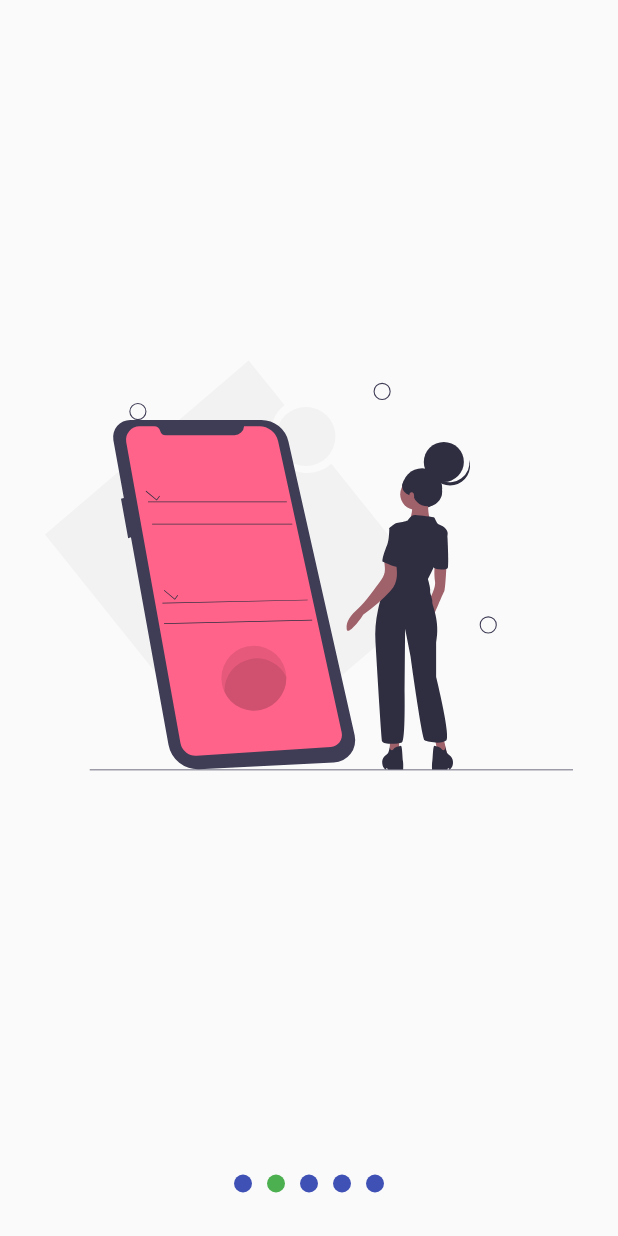
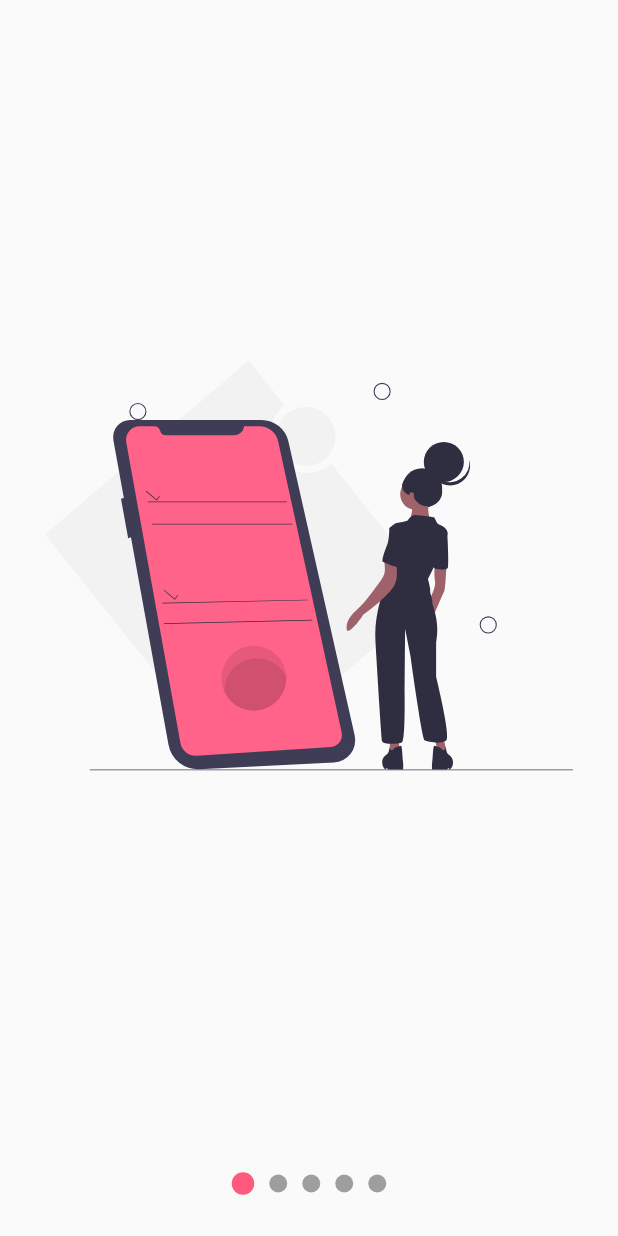
Before and after one commit to gvillegasc/header-style-flutter, a Flutter app: the screen it shows after launch, swiped to page 2, on a phone screen of 412 x 824 dp. Run offline on Flutter 3.47's test engine with Material 2 defaults, Android fonts, the phone set to English and light mode, and no system bars; our stand-ins replace flutter_svg.

```diff
--- a/lib/src/pages/slideshow_page.dart
+++ b/lib/src/pages/slideshow_page.dart
@@ -7,8 +7,9 @@ class SlideshowPage extends StatelessWidget {
   Widget build(BuildContext context) {
     return Scaffold(
         body: Slideshow(
-      colorPrimario: Colors.green,
-      colorSecundario: Colors.indigo,
+      bulletPrimario: 15,
+      bulletSecundario: 12,
+      colorPrimario: Color(0xffFF5A7E),
       slides: <Widget>[
         SvgPicture.asset('assets/svgs/slide-1.svg'),
         SvgPicture.asset('assets/svgs/slide-2.svg'),
--- a/lib/src/widgets/slideshow.dart
+++ b/lib/src/widgets/slideshow.dart
@@ -1,7 +1,6 @@
 import 'package:flutter/material.dart';
 
 import 'package:provider/provider.dart';
-import 'package:header_style/src/models/slider_model.dart';
 
 // Borrar
 
@@ -10,41 +9,68 @@ class Slideshow extends StatelessWidget {
   final bool puntosArriba;
   final Color colorPrimario;
   final Color colorSecundario;
+  final double bulletPrimario;
+  final double bulletSecundario;
 
   Slideshow(
       {@required this.slides,
       this.puntosArriba = false,
       this.colorPrimario = Colors.blue,
-      this.colorSecundario = Colors.grey});
+      this.colorSecundario = Colors.grey,
+      this.bulletPrimario = 12,
+      this.bulletSecundario = 12});
 
   @override
   Widget build(BuildContext context) {
     return ChangeNotifierProvider(
-      create: (_) => new SliderModel(),
+      create: (_) => new _SlideshowModel(),
       child: SafeArea(
-        child: Center(
-            child: Column(
-          children: <Widget>[
-            if (this.puntosArriba)
-              _Dots(
-                  this.slides.length, this.colorPrimario, this.colorSecundario),
-            Expanded(child: _Slides(this.slides)),
-            if (!this.puntosArriba)
-              _Dots(
-                  this.slides.length, this.colorPrimario, this.colorSecundario)
-          ],
+        child: Center(child: Builder(
+          builder: (BuildContext context) {
+            Provider.of<_SlideshowModel>(context).colorPrimario =
+                this.colorPrimario;
+            Provider.of<_SlideshowModel>(context).colorSecundario =
+                this.colorSecundario;
+
+            Provider.of<_SlideshowModel>(context).bulletPrimario =
+                this.bulletPrimario;
+            Provider.of<_SlideshowModel>(context).bulletSecundario =
+                this.bulletSecundario;
+            return _CrearEstructuraSlideShow(
+                puntosArriba: puntosArriba, slides: slides);
+          },
         )),
       ),
     );
   }
 }
 
+class _CrearEstructuraSlideShow extends StatelessWidget {
+  const _CrearEstructuraSlideShow({
+    Key key,
+    @required this.puntosArriba,
+    @required this.slides,
+  }) : super(key: key);
+
+  final bool puntosArriba;
+  final List<Widget> slides;
+
+  @override
+  Widget build(BuildContext context) {
+    return Column(
+      children: <Widget>[
+        if (this.puntosArriba) _Dots(this.slides.length),
+        Expanded(child: _Slides(this.slides)),
+        if (!this.puntosArriba) _Dots(this.slides.length)
+      ],
+    );
+  }
+}
+
 class _Dots extends StatelessWidget {
   final int totalSlides;
-  final Color colorPrimario;
-  final Color colorSecundario;
 
-  _Dots(this.totalSlides, this.colorPrimario, this.colorSecundario);
+  _Dots(this.totalSlides);
 
   @override
   Widget build(BuildContext context) {
@@ -53,8 +79,7 @@ class _Dots extends StatelessWidget {
       height: 70,
       child: Row(
         mainAxisAlignment: MainAxisAlignment.center,
-        children: List.generate(totalSlides,
-            (i) => _Dot(i, this.colorPrimario, this.colorSecundario)),
+        children: List.generate(totalSlides, (i) => _Dot(i)),
       ),
     );
   }
@@ -62,25 +87,27 @@ class _Dots extends StatelessWidget {
 
 class _Dot extends StatelessWidget {
   final int index;
-  final Color colorPrimario;
-  final Color colorSecundario;
-
-  _Dot(this.index, this.colorPrimario, this.colorSecundario);
+  _Dot(this.index);
 
   @override
   Widget build(BuildContext context) {
-    final pageViewIndex = Provider.of<SliderModel>(context).currentPage;
-
+    final ssModel = Provider.of<_SlideshowModel>(context);
+    double tamano = 0;
+    Color color;
+    if (ssModel.currentPage >= index - 0.5 &&
+        ssModel.currentPage < index + 0.5) {
+      tamano = ssModel.bulletPrimario;
+      color = ssModel.colorPrimario;
+    } else {
+      tamano = ssModel.bulletSecundario;
+      color = ssModel.colorSecundario;
+    }
     return AnimatedContainer(
       duration: Duration(milliseconds: 200),
-      width: 12,
-      height: 12,
+      width: tamano,
+      height: tamano,
       margin: EdgeInsets.symmetric(horizontal: 5),
-      decoration: BoxDecoration(
-          color: (pageViewIndex >= index - 0.5 && pageViewIndex < index + 0.5)
-              ? colorPrimario
-              : colorSecundario,
-          shape: BoxShape.circle),
+      decoration: BoxDecoration(color: color, shape: BoxShape.circle),
     );
   }
 }
@@ -100,7 +127,7 @@ class __SlidesState extends State<_Slides> {
   void initState() {
     super.initState();
     pageViewController.addListener(() {
-      Provider.of<SliderModel>(context, listen: false).currentPage =
+      Provider.of<_SlideshowModel>(context, listen: false).currentPage =
           pageViewController.page;
     });
   }
@@ -137,3 +164,41 @@ class _Slide extends StatelessWidget {
     );
   }
 }
+
+class _SlideshowModel with ChangeNotifier {
+  double _currentPage = 0;
+  Color _colorPrimario = Colors.blue;
+  Color _colorSecundario = Colors.grey;
+  double _bulletPrimario = 12;
+  double _bulletSecundario = 12;
+
+  double get currentPage => this._currentPage;
+  set currentPage(double pagina) {
+    this._currentPage = pagina;
+    notifyListeners();
+  }
+
+  Color get colorPrimario => this._colorPrimario;
+  set colorPrimario(Color color) {
+    this._colorPrimario = color;
+    notifyListeners();
+  }
+
+  Color get colorSecundario => this._colorSecundario;
+  set colorSecundario(Color color) {
+    this._colorSecundario = color;
+    notifyListeners();
+  }
+
+  double get bulletPrimario => this._bulletPrimario;
+  set bulletPrimario(double bullet) {
+    this._bulletPrimario = bullet;
+    notifyListeners();
+  }
+
+  double get bulletSecundario => this._bulletSecundario;
+  set bulletSecundario(double bullet) {
+    this._bulletSecundario = bullet;
+    notifyListeners();
+  }
+}
```
